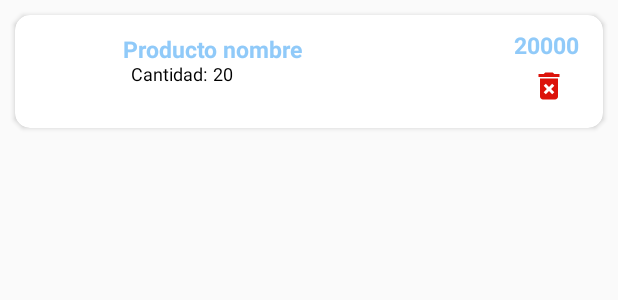
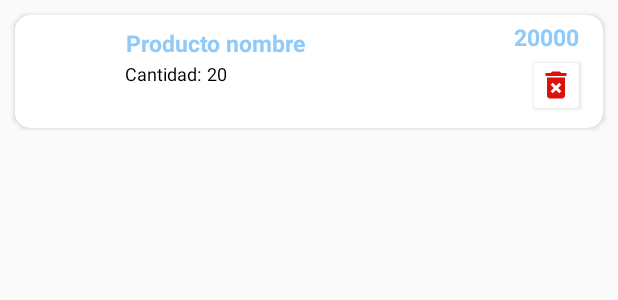
Before and after one commit to carloshuila/EmpredApp, an Android app: the layout cardview_item_pedidos.xml on its own in the app's theme, with its tools: preview values and no code run, on a phone screen of 412 x 824 dp. Shown: the top 300 px of the screen. Run offline under Robolectric (Android 15) with nearby library versions, the phone set to English and light mode, and no system bars.

Commit message:
eliminar pedido

```diff
--- a/app/src/main/java/edu/aplimovil/emprendapp/pedido/Pedido.java
+++ b/app/src/main/java/edu/aplimovil/emprendapp/pedido/Pedido.java
@@ -1,6 +1,8 @@
 package edu.aplimovil.emprendapp.pedido;
 
-public class Pedido {
+import java.io.Serializable;
+
+public class Pedido  implements Serializable {
     int id;
     String nombre;
     int precioTotal;
--- a/app/src/main/java/edu/aplimovil/emprendapp/postres/PostreConectActivity.java
+++ b/app/src/main/java/edu/aplimovil/emprendapp/postres/PostreConectActivity.java
@@ -25,6 +25,7 @@ import java.util.List;
 import java.util.Map;
 
 import edu.aplimovil.emprendapp.R;
+import edu.aplimovil.emprendapp.menu.PedidosActivity;
 import edu.aplimovil.emprendapp.pedido.Pedido;
 
 public class PostreConectActivity extends AppCompatActivity {
@@ -40,6 +41,7 @@ public class PostreConectActivity extends AppCompatActivity {
     Postre postre = null;
     public  String num;
     public  int cantidadTotal;
+
 
     @Override
     protected void onCreate(Bundle savedInstanceState) {
--- a/app/src/main/res/layout/activity_pedidos.xml
+++ b/app/src/main/res/layout/activity_pedidos.xml
@@ -110,7 +110,7 @@
             android:layout_marginEnd="4dp"
             android:layout_marginRight="200dp"
             android:paddingStart="30dp"
-            android:text="50000"
+            android:text=" "
             android:textColor="@color/colorNegro"
             android:textSize="20dp"
             android:textStyle="bold" />
--- a/app/src/main/res/layout/cardview_item_pedidos.xml
+++ b/app/src/main/res/layout/cardview_item_pedidos.xml
@@ -20,26 +20,25 @@
             android:id="@+id/id_pedido_img"
             android:layout_width="65dp"
             android:layout_height="65dp"
-            android:layout_marginStart="4dp"
             android:background="@color/colorBlanco"
-            android:contentDescription="TODO"
-            android:scaleType="centerCrop"
+
+
             app:layout_constraintBottom_toBottomOf="parent"
-            app:layout_constraintStart_toStartOf="parent"
-            app:layout_constraintTop_toTopOf="parent" />
+            app:layout_constraintTop_toTopOf="parent"
+            tools:layout_editor_absoluteX="1dp" />
 
         <TextView
             android:id="@+id/id_pedido_nombre"
             android:layout_width="250dp"
             android:layout_height="17dp"
-            android:layout_marginTop="12dp"
+            android:layout_marginTop="8dp"
             android:background="@color/colorCintaCard"
             android:text="Producto nombre"
             android:textColor="@color/colorPrimary"
             android:textSize="15sp"
             android:textStyle="bold"
             app:layout_constraintEnd_toEndOf="parent"
-            app:layout_constraintHorizontal_bias="0.039"
+            app:layout_constraintHorizontal_bias="0.109"
             app:layout_constraintStart_toEndOf="@+id/id_pedido_img"
             app:layout_constraintTop_toTopOf="parent" />
 
@@ -71,27 +70,43 @@
             android:id="@+id/id_pedidos_total"
             android:layout_width="wrap_content"
             android:layout_height="wrap_content"
+            android:layout_marginTop="4dp"
             android:layout_marginEnd="16dp"
             android:text="20000"
             android:textColor="@color/colorPrimary"
             android:textSize="15sp"
             android:textStyle="bold"
-            app:layout_constraintBottom_toTopOf="@+id/id_pedidos_eliminar"
             app:layout_constraintEnd_toEndOf="parent"
             app:layout_constraintHorizontal_bias="1.0"
             app:layout_constraintStart_toEndOf="@+id/id_pedido_nombre"
-            app:layout_constraintTop_toTopOf="parent"
-            app:layout_constraintVertical_bias="0.666" />
+            app:layout_constraintTop_toTopOf="parent" />
 
-        <ImageView
-            android:id="@+id/id_pedidos_eliminar"
-            android:layout_width="wrap_content"
-            android:layout_height="wrap_content"
-            android:layout_marginEnd="24dp"
+        <androidx.cardview.widget.CardView
+            android:id="@+id/id_cardViewEliminar"
+            android:clickable="true"
+            android:layout_width="30dp"
+            android:layout_height="30dp"
+            android:layout_marginStart="279dp"
+            android:layout_marginTop="9dp"
+            android:layout_marginEnd="16dp"
             android:layout_marginBottom="16dp"
             app:layout_constraintBottom_toBottomOf="parent"
             app:layout_constraintEnd_toEndOf="parent"
-            app:srcCompat="@drawable/delete" />
+            app:layout_constraintHorizontal_bias="1.0"
+            app:layout_constraintStart_toEndOf="@+id/id_pedido_img"
+            app:layout_constraintTop_toBottomOf="@+id/id_pedidos_total">
+
+            <ImageView
+                android:id="@+id/id_pedidos_eliminar"
+                android:layout_width="wrap_content"
+                android:layout_height="wrap_content"
+                android:layout_gravity="center"
+
+
+                app:srcCompat="@drawable/delete" />
+
+        </androidx.cardview.widget.CardView>
+
 
     </androidx.constraintlayout.widget.ConstraintLayout>
 </androidx.cardview.widget.CardView>
```
Also changed, not shown: app/src/main/java/edu/aplimovil/emprendapp/menu/PedidosActivity.java (+59 -1 lines), app/src/main/java/edu/aplimovil/emprendapp/pedido/AdapterPedido.java (+31 -1 lines), app/src/main/java/edu/aplimovil/emprendapp/postres/AdapterPostres.java (+10 -0 lines).
